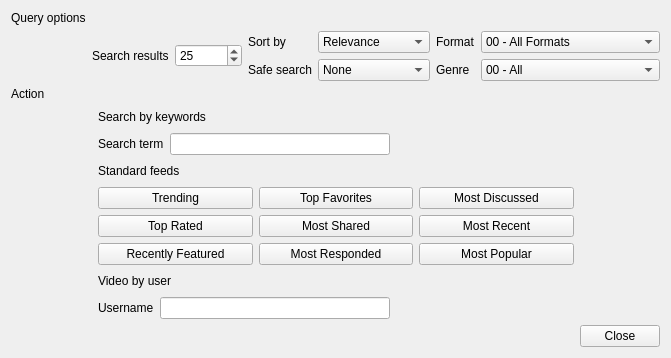
The window that MyPlayer/share/ui/advanced_search.ui (thudzj/simple-media-player) describes before a commit, drawn with Qt 5.
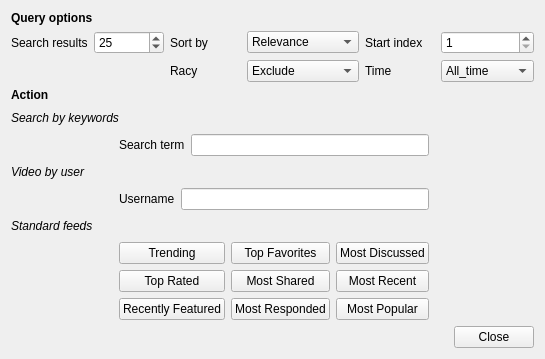
The same window after the commit.

Commit message: advancedSearch options.

The edit to the form file:
```diff
--- a/MyPlayer/share/ui/advanced_search.ui
+++ b/MyPlayer/share/ui/advanced_search.ui
@@ -6,114 +6,30 @@
    <rect>
     <x>0</x>
     <y>0</y>
-    <width>556</width>
-    <height>356</height>
+    <width>545</width>
+    <height>359</height>
    </rect>
   </property>
   <property name="windowTitle">
    <string>Advanced Search</string>
   </property>
-  <layout class="QGridLayout" name="gridLayout_4">
-   <item row="6" column="2" colspan="4">
-    <layout class="QGridLayout" name="gridLayout_2">
-     <item row="0" column="0">
-      <widget class="QPushButton" name="btnTrending">
-       <property name="enabled">
-        <bool>true</bool>
-       </property>
-       <property name="text">
-        <string>Trending</string>
-       </property>
-       <property name="autoDefault">
-        <bool>false</bool>
-       </property>
-      </widget>
-     </item>
-     <item row="0" column="1">
-      <widget class="QPushButton" name="btnTopFavorites">
-       <property name="text">
-        <string>Top Favorites</string>
-       </property>
-       <property name="autoDefault">
-        <bool>false</bool>
-       </property>
-      </widget>
-     </item>
-     <item row="0" column="2">
-      <widget class="QPushButton" name="btnMostDiscussed">
-       <property name="text">
-        <string>Most Discussed</string>
-       </property>
-       <property name="autoDefault">
-        <bool>false</bool>
-       </property>
-      </widget>
-     </item>
-     <item row="1" column="0">
-      <widget class="QPushButton" name="btnTopRated">
-       <property name="text">
-        <string>Top Rated</string>
-       </property>
-       <property name="autoDefault">
-        <bool>false</bool>
-       </property>
-      </widget>
-     </item>
-     <item row="1" column="1">
-      <widget class="QPushButton" name="btnMostShared">
-       <property name="text">
-        <string>Most Shared</string>
-       </property>
-       <property name="autoDefault">
-        <bool>false</bool>
-       </property>
-      </widget>
-     </item>
-     <item row="1" column="2">
-      <widget class="QPushButton" name="btnMostRecent">
-       <property name="text">
-        <string>Most Recent</string>
-       </property>
-       <property name="autoDefault">
-        <bool>false</bool>
-       </property>
-      </widget>
-     </item>
-     <item row="2" column="0">
-      <widget class="QPushButton" name="btnRecentlyFeatured">
-       <property name="text">
-        <string>Recently Featured</string>
-       </property>
-       <property name="autoDefault">
-        <bool>false</bool>
-       </property>
-      </widget>
-     </item>
-     <item row="2" column="1">
-      <widget class="QPushButton" name="btnMostResponded">
-       <property name="text">
-        <string>Most Responded</string>
-       </property>
-       <property name="autoDefault">
-        <bool>false</bool>
-       </property>
-      </widget>
-     </item>
-     <item row="2" column="2">
-      <widget class="QPushButton" name="btnMostPopular">
-       <property name="text">
-        <string>Most Popular</string>
-       </property>
-       <property name="autoDefault">
-        <bool>false</bool>
-       </property>
-      </widget>
-     </item>
-    </layout>
-   </item>
-   <item row="1" column="1" colspan="6">
     <layout class="QGridLayout" name="gridLayout_3">
      <item row="0" column="0">
+    <widget class="QLabel" name="label_6">
+     <property name="font">
+      <font>
+       <weight>75</weight>
+       <bold>true</bold>
+      </font>
+     </property>
+     <property name="text">
+      <string>Query options</string>
+     </property>
+    </widget>
+   </item>
+   <item row="1" column="0" colspan="5">
+    <layout class="QGridLayout" name="gridLayout">
+     <item row="0" column="0">
       <widget class="QLabel" name="label_12">
        <property name="text">
         <string>Search results</string>
@@ -137,15 +53,13 @@
       </widget>
      </item>
      <item row="0" column="2">
-      <layout class="QGridLayout" name="gridLayout">
-       <item row="0" column="0">
         <widget class="QLabel" name="label">
          <property name="text">
           <string>Sort by</string>
          </property>
         </widget>
        </item>
-       <item row="0" column="1">
+     <item row="0" column="3">
         <widget class="QComboBox" name="optionDialogSortby">
          <item>
           <property name="text">
@@ -169,261 +83,117 @@
          </item>
         </widget>
        </item>
-       <item row="0" column="2">
-        <widget class="QLabel" name="label_4">
+     <item row="0" column="4">
+      <widget class="QLabel" name="label_13">
          <property name="text">
-          <string>Format</string>
+        <string>Start index</string>
          </property>
         </widget>
        </item>
-       <item row="0" column="3">
-        <widget class="QComboBox" name="optionDialogFormat">
-         <item>
-          <property name="text">
-           <string>00 - All Formats</string>
-          </property>
-         </item>
-         <item>
-          <property name="text">
-           <string>01- H. 264 mobile</string>
-          </property>
-         </item>
-         <item>
-          <property name="text">
-           <string>05 - Embeddable</string>
-          </property>
-         </item>
-         <item>
-          <property name="text">
-           <string>06 - MPEG 4 mobile</string>
-          </property>
-         </item>
-        </widget>
-       </item>
-       <item row="1" column="0">
+     <item row="0" column="5">
+      <widget class="QSpinBox" name="spbStartIndex">
+       <property name="minimum">
+        <number>1</number>
+       </property>
+       <property name="maximum">
+        <number>300</number>
+       </property>
+      </widget>
+     </item>
+     <item row="1" column="2">
         <widget class="QLabel" name="label_3">
          <property name="text">
-          <string>Safe search</string>
+        <string>Racy</string>
          </property>
         </widget>
        </item>
-       <item row="1" column="1">
+     <item row="1" column="3">
         <widget class="QComboBox" name="optionDialogSafeSearch">
          <item>
           <property name="text">
-           <string>None</string>
+         <string>Exclude</string>
           </property>
          </item>
          <item>
           <property name="text">
-           <string>Moderate</string>
-          </property>
-         </item>
-         <item>
-          <property name="text">
-           <string>Strict</string>
+         <string>Include</string>
           </property>
          </item>
         </widget>
        </item>
-       <item row="1" column="2">
+     <item row="1" column="4">
         <widget class="QLabel" name="label_5">
          <property name="text">
-          <string>Genre</string>
+        <string>Time</string>
          </property>
         </widget>
        </item>
-       <item row="1" column="3">
-        <widget class="QComboBox" name="optionDialogGenre">
-         <property name="currentIndex">
-          <number>0</number>
-         </property>
-         <property name="maxVisibleItems">
-          <number>30</number>
-         </property>
+     <item row="1" column="5">
+      <widget class="QComboBox" name="cbTime">
          <item>
           <property name="text">
-           <string>00 - All</string>
+         <string>All_time</string>
           </property>
          </item>
          <item>
           <property name="text">
-           <string>01 - Action</string>
+         <string>Today</string>
           </property>
          </item>
          <item>
           <property name="text">
-           <string>02 - Animations &amp; Film</string>
+         <string>This_week</string>
           </property>
          </item>
          <item>
           <property name="text">
-           <string>03 - Classic TV</string>
-          </property>
-         </item>
-         <item>
-          <property name="text">
-           <string>04 - Comedy</string>
-          </property>
-         </item>
-         <item>
-          <property name="text">
-           <string>05 - Drama</string>
-          </property>
-         </item>
-         <item>
-          <property name="text">
-           <string>06 - Home &amp; Garden</string>
-          </property>
-         </item>
-         <item>
-          <property name="text">
-           <string>07 - News</string>
-          </property>
-         </item>
-         <item>
-          <property name="text">
-           <string>08 - Reality &amp; Game Shows</string>
-          </property>
-         </item>
-         <item>
-          <property name="text">
-           <string>09 - Science &amp; Tech</string>
-          </property>
-         </item>
-         <item>
-          <property name="text">
-           <string>10 - Science Fiction</string>
-          </property>
-         </item>
-         <item>
-          <property name="text">
-           <string>11 - Soaps</string>
-          </property>
-         </item>
-         <item>
-          <property name="text">
-           <string>13 - Sports</string>
-          </property>
-         </item>
-         <item>
-          <property name="text">
-           <string>14 - Travel</string>
-          </property>
-         </item>
-         <item>
-          <property name="text">
-           <string>16 - Entertainment</string>
-          </property>
-         </item>
-         <item>
-          <property name="text">
-           <string>17 - Documentary</string>
-          </property>
-         </item>
-         <item>
-          <property name="text">
-           <string>20 - Nature</string>
-          </property>
-         </item>
-         <item>
-          <property name="text">
-           <string>21 - Beauty &amp;Fashion</string>
-          </property>
-         </item>
-         <item>
-          <property name="text">
-           <string>23 - Food</string>
-          </property>
-         </item>
-         <item>
-          <property name="text">
-           <string>24 - Gaming</string>
-          </property>
-         </item>
-         <item>
-          <property name="text">
-           <string>25 - Health &amp; Fitness</string>
-          </property>
-         </item>
-         <item>
-          <property name="text">
-           <string>26 - Learning &amp; Education</string>
-          </property>
-         </item>
-         <item>
-          <property name="text">
-           <string>27 - Foreign Languages</string>
-          </property>
-         </item>
+         <string>This_month</string>
+        </property>
+       </item>
         </widget>
        </item>
       </layout>
      </item>
-    </layout>
-   </item>
-   <item row="3" column="0" colspan="2">
-    <spacer name="horizontalSpacer_2">
-     <property name="orientation">
-      <enum>Qt::Horizontal</enum>
-     </property>
-     <property name="sizeHint" stdset="0">
-      <size>
-       <width>59</width>
-       <height>20</height>
-      </size>
-     </property>
-    </spacer>
-   </item>
-   <item row="4" column="0" colspan="2">
-    <spacer name="horizontalSpacer_4">
-     <property name="orientation">
-      <enum>Qt::Horizontal</enum>
-     </property>
-     <property name="sizeHint" stdset="0">
-      <size>
-       <width>59</width>
-       <height>20</height>
-      </size>
-     </property>
-    </spacer>
-   </item>
-   <item row="3" column="5">
-    <spacer name="horizontalSpacer_3">
-     <property name="orientation">
-      <enum>Qt::Horizontal</enum>
-     </property>
-     <property name="sizeHint" stdset="0">
-      <size>
-       <width>128</width>
-       <height>20</height>
-      </size>
-     </property>
-    </spacer>
-   </item>
-   <item row="2" column="0" colspan="2">
+   <item row="2" column="0">
     <widget class="QLabel" name="label_7">
+     <property name="font">
+      <font>
+       <weight>75</weight>
+       <bold>true</bold>
+      </font>
+     </property>
      <property name="text">
       <string>Action</string>
      </property>
     </widget>
    </item>
-   <item row="3" column="2" colspan="2">
+   <item row="3" column="0" colspan="2">
     <widget class="QLabel" name="label_8">
+     <property name="font">
+      <font>
+       <italic>true</italic>
+      </font>
+     </property>
      <property name="text">
       <string>Search by keywords</string>
      </property>
     </widget>
    </item>
-   <item row="5" column="2">
-    <widget class="QLabel" name="label_9">
-     <property name="text">
-      <string>Standard feeds</string>
+   <item row="3" column="3" colspan="2">
+    <spacer name="horizontalSpacer_3">
+     <property name="orientation">
+      <enum>Qt::Horizontal</enum>
      </property>
-    </widget>
+     <property name="sizeHint" stdset="0">
+      <size>
+       <width>128</width>
+       <height>20</height>
+      </size>
+     </property>
+    </spacer>
    </item>
-   <item row="5" column="0" colspan="2">
-    <spacer name="horizontalSpacer_5">
+   <item row="4" column="0">
+    <spacer name="horizontalSpacer_4">
      <property name="orientation">
       <enum>Qt::Horizontal</enum>
      </property>
@@ -435,7 +205,7 @@
      </property>
     </spacer>
    </item>
-   <item row="4" column="2" colspan="3">
+   <item row="4" column="1" colspan="2">
     <layout class="QHBoxLayout" name="horizontalLayout_2">
      <item>
       <widget class="QLabel" name="label_2">
@@ -453,67 +223,33 @@
      </item>
     </layout>
    </item>
-   <item row="5" column="4">
-    <spacer name="horizontalSpacer_6">
-     <property name="orientation">
-      <enum>Qt::Horizontal</enum>
-     </property>
-     <property name="sizeHint" stdset="0">
-      <size>
-       <width>129</width>
-       <height>20</height>
-      </size>
-     </property>
-    </spacer>
-   </item>
-   <item row="6" column="0" colspan="2">
-    <spacer name="horizontalSpacer_7">
-     <property name="orientation">
-      <enum>Qt::Horizontal</enum>
-     </property>
-     <property name="sizeHint" stdset="0">
-      <size>
-       <width>59</width>
-       <height>20</height>
-      </size>
-     </property>
-    </spacer>
-   </item>
-   <item row="7" column="0" colspan="2">
-    <spacer name="horizontalSpacer_8">
-     <property name="orientation">
-      <enum>Qt::Horizontal</enum>
-     </property>
-     <property name="sizeHint" stdset="0">
-      <size>
-       <width>59</width>
-       <height>20</height>
-      </size>
-     </property>
-    </spacer>
-   </item>
-   <item row="7" column="2">
+   <item row="5" column="0">
     <widget class="QLabel" name="label_11">
+     <property name="font">
+      <font>
+       <italic>true</italic>
+      </font>
+     </property>
      <property name="text">
       <string>Video by user</string>
      </property>
     </widget>
    </item>
-   <item row="7" column="3" colspan="2">
-    <spacer name="horizontalSpacer_9">
+   <item row="5" column="2">
+    <spacer name="horizontalSpacer_2">
      <property name="orientation">
       <enum>Qt::Horizontal</enum>
      </property>
      <property name="sizeHint" stdset="0">
       <size>
-       <width>163</width>
+       <width>271</width>
        <height>20</height>
       </size>
      </property>
     </spacer>
    </item>
-   <item row="8" column="0" colspan="2">
-    <spacer name="horizontalSpacer_10">
+   <item row="6" column="0">
+    <spacer name="horizontalSpacer_8">
      <property name="orientation">
       <enum>Qt::Horizontal</enum>
      </property>
@@ -525,7 +261,7 @@
      </property>
     </spacer>
    </item>
-   <item row="8" column="2" colspan="3">
+   <item row="6" column="1" colspan="2">
     <layout class="QHBoxLayout" name="horizontalLayout">
      <item>
       <widget class="QLabel" name="label_10">
@@ -539,7 +275,142 @@
      </item>
     </layout>
    </item>
-   <item row="9" column="0" colspan="6">
+   <item row="7" column="0">
+    <widget class="QLabel" name="label_9">
+     <property name="font">
+      <font>
+       <italic>true</italic>
+      </font>
+     </property>
+     <property name="text">
+      <string>Standard feeds</string>
+     </property>
+    </widget>
+   </item>
+   <item row="7" column="2">
+    <spacer name="horizontalSpacer_6">
+     <property name="orientation">
+      <enum>Qt::Horizontal</enum>
+     </property>
+     <property name="sizeHint" stdset="0">
+      <size>
+       <width>129</width>
+       <height>20</height>
+      </size>
+     </property>
+    </spacer>
+   </item>
+   <item row="8" column="0">
+    <spacer name="horizontalSpacer_7">
+     <property name="orientation">
+      <enum>Qt::Horizontal</enum>
+     </property>
+     <property name="sizeHint" stdset="0">
+      <size>
+       <width>59</width>
+       <height>20</height>
+      </size>
+     </property>
+    </spacer>
+   </item>
+   <item row="8" column="1" colspan="2">
+    <layout class="QGridLayout" name="gridLayout_2">
+     <item row="0" column="0">
+      <widget class="QPushButton" name="btnTrending">
+       <property name="enabled">
+        <bool>true</bool>
+       </property>
+       <property name="text">
+        <string>Trending</string>
+       </property>
+       <property name="autoDefault">
+        <bool>false</bool>
+       </property>
+      </widget>
+     </item>
+     <item row="0" column="1">
+      <widget class="QPushButton" name="btnTopFavorites">
+       <property name="text">
+        <string>Top Favorites</string>
+       </property>
+       <property name="autoDefault">
+        <bool>false</bool>
+       </property>
+      </widget>
+     </item>
+     <item row="0" column="2">
+      <widget class="QPushButton" name="btnMostDiscussed">
+       <property name="text">
+        <string>Most Discussed</string>
+       </property>
+       <property name="autoDefault">
+        <bool>false</bool>
+       </property>
+      </widget>
+     </item>
+     <item row="1" column="0">
+      <widget class="QPushButton" name="btnTopRated">
+       <property name="text">
+        <string>Top Rated</string>
+       </property>
+       <property name="autoDefault">
+        <bool>false</bool>
+       </property>
+      </widget>
+     </item>
+     <item row="1" column="1">
+      <widget class="QPushButton" name="btnMostShared">
+       <property name="text">
+        <string>Most Shared</string>
+       </property>
+       <property name="autoDefault">
+        <bool>false</bool>
+       </property>
+      </widget>
+     </item>
+     <item row="1" column="2">
+      <widget class="QPushButton" name="btnMostRecent">
+       <property name="text">
+        <string>Most Recent</string>
+       </property>
+       <property name="autoDefault">
+        <bool>false</bool>
+       </property>
+      </widget>
+     </item>
+     <item row="2" column="0">
+      <widget class="QPushButton" name="btnRecentlyFeatured">
+       <property name="text">
+        <string>Recently Featured</string>
+       </property>
+       <property name="autoDefault">
+        <bool>false</bool>
+       </property>
+      </widget>
+     </item>
+     <item row="2" column="1">
+      <widget class="QPushButton" name="btnMostResponded">
+       <property name="text">
+        <string>Most Responded</string>
+       </property>
+       <property name="autoDefault">
+        <bool>false</bool>
+       </property>
+      </widget>
+     </item>
+     <item row="2" column="2">
+      <widget class="QPushButton" name="btnMostPopular">
+       <property name="text">
+        <string>Most Popular</string>
+       </property>
+       <property name="autoDefault">
+        <bool>false</bool>
+       </property>
+      </widget>
+     </item>
+    </layout>
+   </item>
+   <item row="9" column="0" colspan="4">
     <spacer name="horizontalSpacer">
      <property name="orientation">
       <enum>Qt::Horizontal</enum>
@@ -552,7 +423,7 @@
      </property>
     </spacer>
    </item>
-   <item row="9" column="6">
+   <item row="9" column="4">
     <widget class="QPushButton" name="pushButton">
      <property name="text">
       <string>Close</string>
@@ -562,13 +433,6 @@
      </property>
     </widget>
    </item>
-   <item row="0" column="0">
-    <widget class="QLabel" name="label_6">
-     <property name="text">
-      <string>Query options</string>
-     </property>
-    </widget>
-   </item>
   </layout>
  </widget>
  <resources/>
```
Left out of the diff: 36 changed lines with no effect on the pictures. Lines whose indentation alone changed are shown as unchanged. The commit also changes 3 other files.
